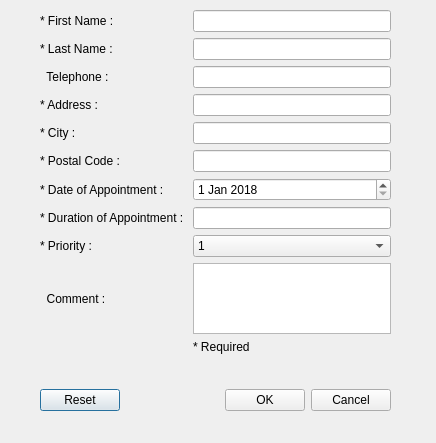
Above: TPQtIntroduction/dialogaddclient.ui from Lydie-Pierrick/TP2-QT-INTRO before the change. Below: the same form after it.
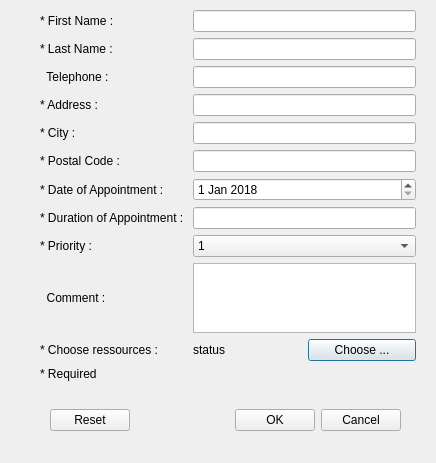
That is the form after the change.

Commit message: add client / modify client windows changed; choose ressources

```diff
--- a/TPQtIntroduction/dialogaddclient.ui
+++ b/TPQtIntroduction/dialogaddclient.ui
@@ -7,7 +7,7 @@
     <x>0</x>
     <y>0</y>
     <width>436</width>
-    <height>443</height>
+    <height>463</height>
    </rect>
   </property>
   <property name="windowTitle">
@@ -18,8 +18,8 @@
     <rect>
      <x>40</x>
      <y>10</y>
-     <width>351</width>
-     <height>344</height>
+     <width>376</width>
+     <height>371</height>
     </rect>
    </property>
    <layout class="QGridLayout" name="gridLayout">
@@ -44,9 +44,6 @@
       </property>
      </widget>
     </item>
-    <item row="7" column="1">
-     <widget class="QLineEdit" name="lineEdit_duration"/>
-    </item>
     <item row="6" column="0">
      <widget class="QLabel" name="label_date">
       <property name="text">
@@ -54,27 +51,34 @@
       </property>
      </widget>
     </item>
-    <item row="9" column="1">
-     <widget class="QTextEdit" name="textEdit"/>
+    <item row="7" column="2">
+     <widget class="QLineEdit" name="lineEdit_duration"/>
     </item>
-    <item row="1" column="1">
+    <item row="1" column="2">
      <widget class="QLineEdit" name="lineEdit_lastName"/>
     </item>
-    <item row="4" column="1">
+    <item row="0" column="2">
+     <widget class="QLineEdit" name="lineEdit_firstName"/>
+    </item>
+    <item row="4" column="2">
      <widget class="QLineEdit" name="lineEdit_city"/>
     </item>
-    <item row="2" column="1">
+    <item row="2" column="2">
      <widget class="QLineEdit" name="lineEdit_telephone"/>
     </item>
-    <item row="0" column="1">
-     <widget class="QLineEdit" name="lineEdit_firstName"/>
+    <item row="3" column="0">
+     <widget class="QLabel" name="label_address">
+      <property name="text">
+       <string>* Address :</string>
+      </property>
+     </widget>
     </item>
-    <item row="5" column="1">
-     <widget class="QLineEdit" name="lineEdit_postalCode"/>
-    </item>
-    <item row="3" column="1">
+    <item row="3" column="2">
      <widget class="QLineEdit" name="lineEdit_address"/>
     </item>
+    <item row="5" column="2">
+     <widget class="QLineEdit" name="lineEdit_postalCode"/>
+    </item>
     <item row="1" column="0">
      <widget class="QLabel" name="label_lastName">
       <property name="text">
@@ -82,13 +86,6 @@
       </property>
      </widget>
     </item>
-    <item row="3" column="0">
-     <widget class="QLabel" name="label_address">
-      <property name="text">
-       <string>* Address :</string>
-      </property>
-     </widget>
-    </item>
     <item row="9" column="0">
      <widget class="QLabel" name="label_comment">
       <property name="text">
@@ -110,7 +107,7 @@
       </property>
      </widget>
     </item>
-    <item row="8" column="1">
+    <item row="8" column="2">
      <widget class="QComboBox" name="comboBox_priority">
       <item>
        <property name="text">
@@ -146,7 +143,7 @@
       </property>
      </widget>
     </item>
-    <item row="6" column="1">
+    <item row="6" column="2">
      <widget class="QDateEdit" name="dateEdit">
       <property name="dateTime">
        <datetime>
@@ -160,7 +157,35 @@
       </property>
      </widget>
     </item>
-    <item row="10" column="1">
+    <item row="12" column="0">
+     <widget class="QLabel" name="label_staus">
+      <property name="text">
+       <string>* Choose ressources :</string>
+      </property>
+     </widget>
+    </item>
+    <item row="12" column="2">
+     <layout class="QHBoxLayout" name="horizontalLayout_3">
+      <item>
+       <widget class="QLabel" name="label_chooseRes">
+        <property name="text">
+         <string>status</string>
+        </property>
+       </widget>
+      </item>
+      <item>
+       <widget class="QPushButton" name="pushBtn_choose">
+        <property name="text">
+         <string>Choose ...</string>
+        </property>
+       </widget>
+      </item>
+     </layout>
+    </item>
+    <item row="9" column="2">
+     <widget class="QPlainTextEdit" name="textEdit"/>
+    </item>
+    <item row="14" column="0">
      <widget class="QLabel" name="label_required">
       <property name="text">
        <string>* Required</string>
@@ -172,8 +197,8 @@
   <widget class="QWidget" name="horizontalLayoutWidget">
    <property name="geometry">
     <rect>
-     <x>40</x>
-     <y>380</y>
+     <x>50</x>
+     <y>400</y>
      <width>351</width>
      <height>41</height>
     </rect>
```
Left out of the diff: 1 changed line with no effect on the pictures. The commit also changes 7 other files.
